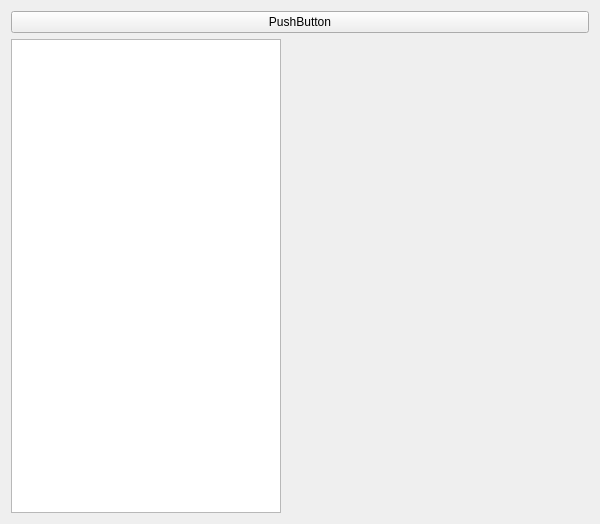
Old version of the form frmwindow.ui in the repository Xnnoel/SV-DeckTracker.
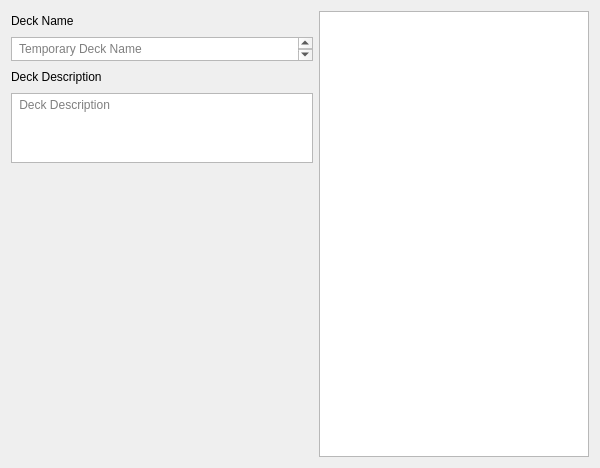
New version of the form.

```diff
--- a/frmwindow.ui
+++ b/frmwindow.ui
@@ -7,7 +7,7 @@
     <x>0</x>
     <y>0</y>
     <width>600</width>
-    <height>524</height>
+    <height>468</height>
    </rect>
   </property>
   <property name="sizePolicy">
@@ -38,21 +38,106 @@
      <verstretch>0</verstretch>
     </sizepolicy>
    </property>
+   <property name="layoutDirection">
+    <enum>Qt::LeftToRight</enum>
+   </property>
    <layout class="QGridLayout" name="gridLayout">
-    <item row="0" column="0" colspan="2">
-     <widget class="QPushButton" name="pushButton">
+    <item row="1" column="1">
+     <widget class="QPlainTextEdit" name="plainTextEdit">
       <property name="sizePolicy">
-       <sizepolicy hsizetype="Preferred" vsizetype="Fixed">
+       <sizepolicy hsizetype="Expanding" vsizetype="Minimum">
         <horstretch>0</horstretch>
         <verstretch>0</verstretch>
        </sizepolicy>
       </property>
+      <property name="maximumSize">
+       <size>
+        <width>16777215</width>
+        <height>24</height>
+       </size>
+      </property>
+      <property name="focusPolicy">
+       <enum>Qt::ClickFocus</enum>
+      </property>
+      <property name="tabChangesFocus">
+       <bool>true</bool>
+      </property>
+      <property name="placeholderText">
+       <string> Temporary Deck Name</string>
+      </property>
+     </widget>
+    </item>
+    <item row="3" column="1">
+     <widget class="QPlainTextEdit" name="plainTextEdit_2">
+      <property name="maximumSize">
+       <size>
+        <width>16777215</width>
+        <height>70</height>
+       </size>
+      </property>
+      <property name="focusPolicy">
+       <enum>Qt::ClickFocus</enum>
+      </property>
+      <property name="contextMenuPolicy">
+       <enum>Qt::DefaultContextMenu</enum>
+      </property>
+      <property name="tabChangesFocus">
+       <bool>true</bool>
+      </property>
+      <property name="placeholderText">
+       <string> Deck Description</string>
+      </property>
+     </widget>
+    </item>
+    <item row="0" column="1">
+     <widget class="QLabel" name="label">
+      <property name="sizePolicy">
+       <sizepolicy hsizetype="Preferred" vsizetype="Minimum">
+        <horstretch>0</horstretch>
+        <verstretch>0</verstretch>
+       </sizepolicy>
+      </property>
+      <property name="maximumSize">
+       <size>
+        <width>16777215</width>
+        <height>20</height>
+       </size>
+      </property>
       <property name="text">
-       <string>PushButton</string>
+       <string>Deck Name</string>
       </property>
      </widget>
     </item>
-    <item row="1" column="0">
+    <item row="4" column="1">
+     <widget class="QLabel" name="label_3">
+      <property name="focusPolicy">
+       <enum>Qt::ClickFocus</enum>
+      </property>
+      <property name="text">
+       <string/>
+      </property>
+     </widget>
+    </item>
+    <item row="2" column="1">
+     <widget class="QLabel" name="label_2">
+      <property name="sizePolicy">
+       <sizepolicy hsizetype="Preferred" vsizetype="Minimum">
+        <horstretch>0</horstretch>
+        <verstretch>0</verstretch>
+       </sizepolicy>
+      </property>
+      <property name="maximumSize">
+       <size>
+        <width>16777215</width>
+        <height>20</height>
+       </size>
+      </property>
+      <property name="text">
+       <string>Deck Description</string>
+      </property>
+     </widget>
+    </item>
+    <item row="0" column="2" rowspan="5">
      <widget class="QListView" name="listView">
       <property name="sizePolicy">
        <sizepolicy hsizetype="Fixed" vsizetype="Expanding">
@@ -72,6 +157,9 @@
         <height>16777215</height>
        </size>
       </property>
+      <property name="autoFillBackground">
+       <bool>true</bool>
+      </property>
      </widget>
     </item>
    </layout>
```
